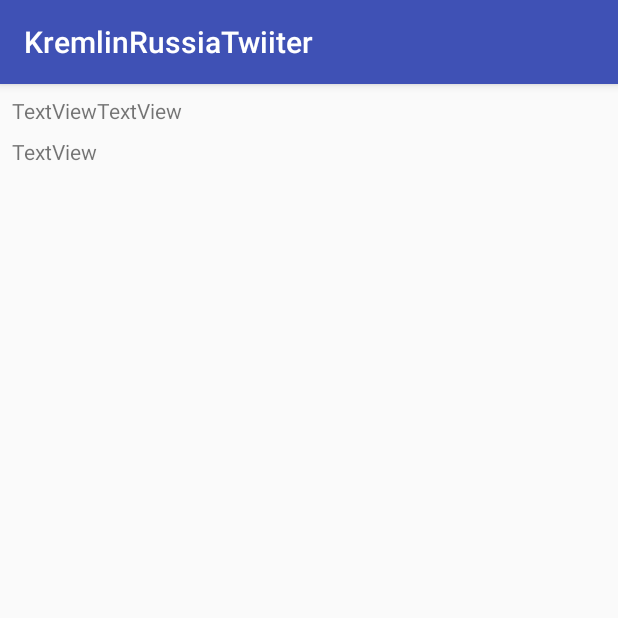
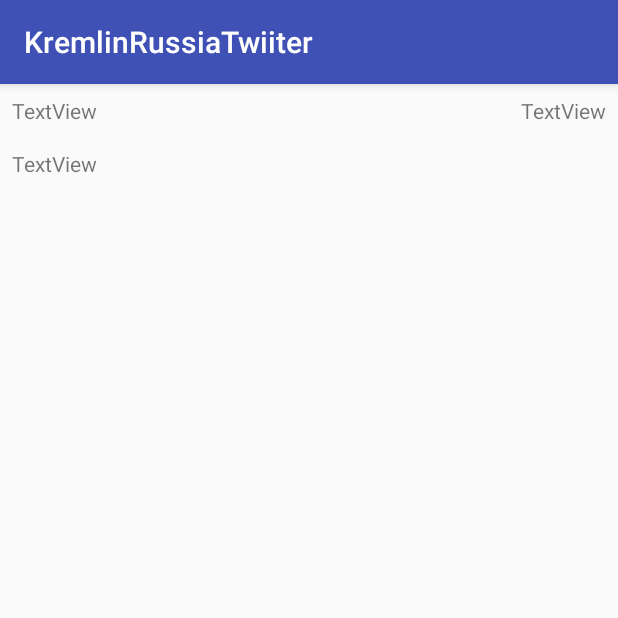
Before and after one commit to Malarg/KremlinRussianTwiiter, an Android app: the TweetActivity screen opened directly, with no data from a screen before it, on a phone screen of 412 x 824 dp, the top half of it. Run offline under Robolectric (Android 15) with nearby library versions, the phone set to English and light mode, and no system bars; our stand-ins replace RxJava; 1 statement that could not run was skipped.

```diff
--- a/app/src/main/java/com/example/malar/kremlinrussiatwiiter/Fragments/RetweetFragment.java
+++ b/app/src/main/java/com/example/malar/kremlinrussiatwiiter/Fragments/RetweetFragment.java
@@ -11,10 +11,10 @@ import android.view.ViewGroup;
 import android.widget.ImageView;
 import android.widget.TextView;
 
-import com.bumptech.glide.Glide;
 import com.example.malar.kremlinrussiatwiiter.Activities.MainActivity;
 import com.example.malar.kremlinrussiatwiiter.Models.TwitterProvider;
 import com.example.malar.kremlinrussiatwiiter.R;
+import com.squareup.picasso.Picasso;
 
 import io.reactivex.android.schedulers.AndroidSchedulers;
 import io.reactivex.schedulers.Schedulers;
@@ -122,8 +122,8 @@ public class RetweetFragment extends Fragment {
         ((TextView)getView().findViewById(R.id.retweetTextView)).setText(status.getText());
         ImageView imageView = getView().findViewById(R.id.userAvatarImageView);
 
-        Glide
-                .with(getView())
+        Picasso
+                .get()
                 .load(status.getUser().getMiniProfileImageURL())
                 .into(imageView);
     }
--- a/app/src/main/java/com/example/malar/kremlinrussiatwiiter/Models/PhotosProvider.java
+++ b/app/src/main/java/com/example/malar/kremlinrussiatwiiter/Models/PhotosProvider.java
@@ -4,7 +4,7 @@ import android.view.View;
 import android.widget.ImageView;
 import android.widget.LinearLayout;
 
-import com.bumptech.glide.Glide;
+import com.squareup.picasso.Picasso;
 
 import java.util.ArrayList;
 import java.util.List;
@@ -37,10 +37,10 @@ public class PhotosProvider {
         photosListView.removeAllViews();
         for (String url : photosListViewUrls){
             ImageView imageView = new ImageView(photosListView.getContext());
+            params.bottomMargin = 8;
             imageView.setLayoutParams(params);
             photosListView.addView(imageView);
-            Glide
-                    .with(view)
+            Picasso.get()
                     .load(url)
                     .into(imageView);
         }
--- a/app/src/main/res/layout/activity_tweet.xml
+++ b/app/src/main/res/layout/activity_tweet.xml
@@ -14,7 +14,7 @@
             android:layout_width="match_parent"
             android:layout_height="match_parent"
             android:orientation="vertical">
-            <LinearLayout
+            <RelativeLayout
                 android:layout_width="match_parent"
                 android:layout_height="wrap_content"
                 android:orientation="horizontal">
@@ -22,20 +22,18 @@
                     android:id="@+id/userNickNameTextView"
                     android:layout_width="wrap_content"
                     android:layout_height="wrap_content"
-                    android:layout_marginStart="8dp"
-                    android:layout_marginTop="8dp"
                     android:text="TextView"
-                    android:layout_marginLeft="8dp" />
+                    android:layout_margin="8dp"/>
 
                 <TextView
                     android:id="@+id/dateTextView"
                     android:layout_width="wrap_content"
                     android:layout_height="wrap_content"
-                    android:layout_marginEnd="8dp"
-                    android:layout_marginTop="8dp"
+                    android:layout_margin="8dp"
                     android:text="TextView"
-                    android:layout_marginRight="8dp" />
-            </LinearLayout>
+                    android:layout_marginRight="8dp"
+                    android:layout_alignParentRight="true"/>
+            </RelativeLayout>
 
             <TextView
                 android:id="@+id/tweetTextTextView"
```
Also changed, not shown: app/build.gradle (+3 -5 lines), app/src/main/res/layout/tweet_layout.xml (+5 -9 lines).
